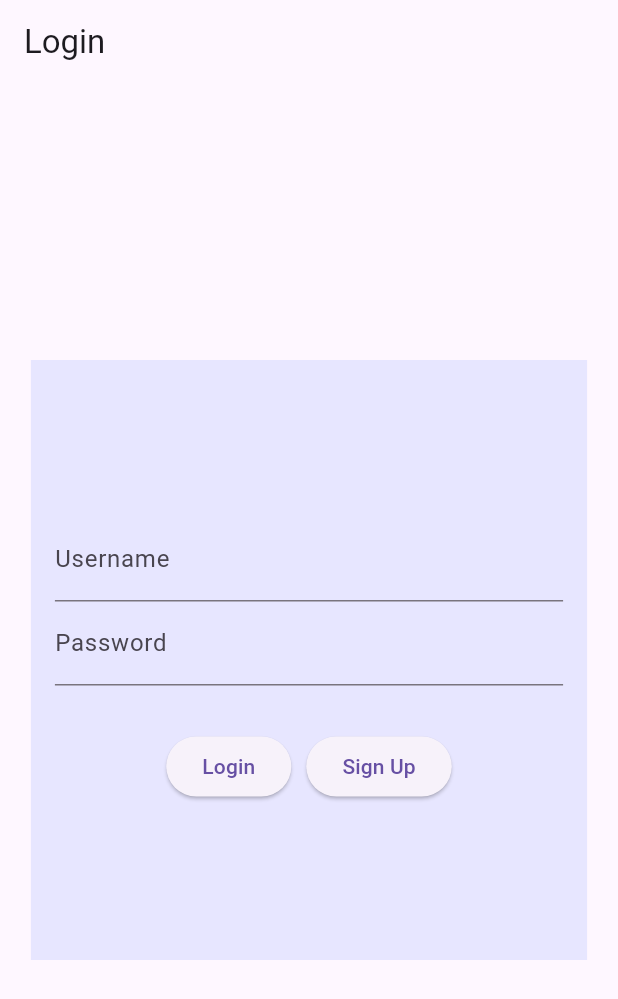
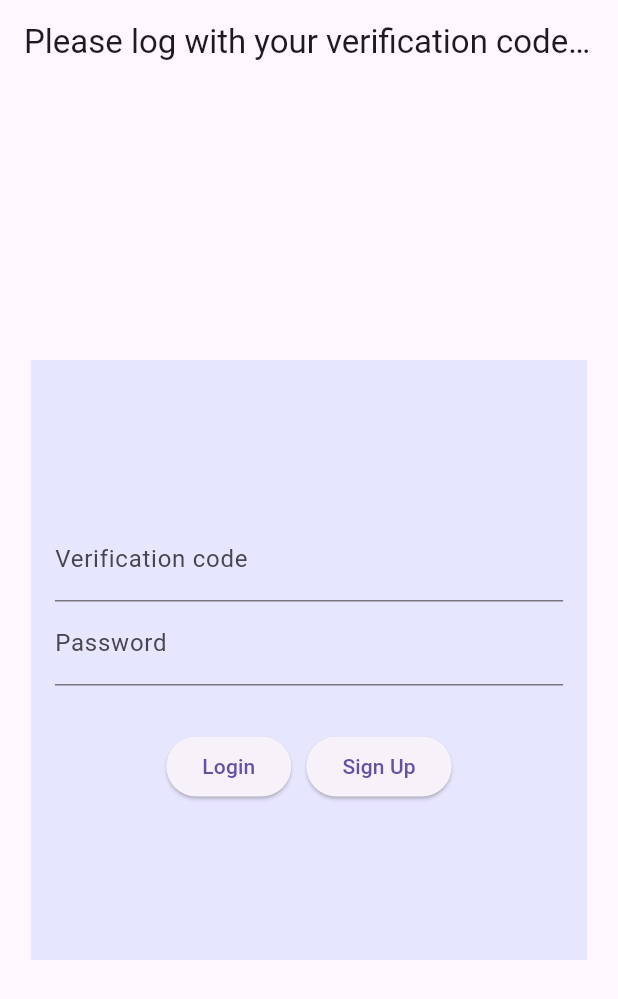
Before and after one commit to dfernand90/Contextual, a Flutter app: the screen it shows after launch, on a phone screen of 412 x 824 dp. Shown: the top 999 px of the screen. Run offline on Flutter 3.47's test engine with Material 3 defaults, Android fonts, the phone set to English and light mode, and no system bars; our stand-ins replace file_picker.

```diff
--- a/my_app/lib/screens/login_screen.dart
+++ b/my_app/lib/screens/login_screen.dart
@@ -75,7 +75,9 @@ class _LoginScreenState extends State<LoginScreen> {
     final isMobile = MediaQuery.of(context).size.width < 600;
 
     return Scaffold(
-      appBar: AppBar(title: Text('Login')),
+      appBar: AppBar(
+          title: Text(
+              'Please log with your verification code, our site is anonymus')),
       body: Center(
         child: SingleChildScrollView(
           child: Container(
@@ -91,7 +93,7 @@ class _LoginScreenState extends State<LoginScreen> {
                 TextField(
                   controller: usernameController,
                   decoration: InputDecoration(
-                    labelText: 'Username',
+                    labelText: 'Verification code',
                     hintText: 'Enter the 16 characters you got by mail',
                   ),
                 ),
--- a/my_app/lib/services/api_service.dart
+++ b/my_app/lib/services/api_service.dart
@@ -6,7 +6,7 @@ import 'package:flutter/foundation.dart'; // Needed for kIsWeb
 
 class ApiService {
   static const String baseUrl =
-      "https://abf1-81-175-57-4.ngrok-free.app"; //"https://1db7-85-252-83-74.ngrok-free.app"; //"http://127.0.0.1:8000"; // Your Django backend URL
+      "https://ca83-85-252-83-74.ngrok-free.app"; //"https://1db7-85-252-83-74.ngrok-free.app"; //"https://abf1-81-175-57-4.ngrok-free.app"; //"https://1db7-85-252-83-74.ngrok-free.app"; //"http://127.0.0.1:8000"; // Your Django backend URL
 
   // Signup the user with username and password
   static Future<bool> signup(String username, String password) async {
```
Also changed, not shown: my_app/lib/screens/llm_screen.dart (+5 -5 lines).
